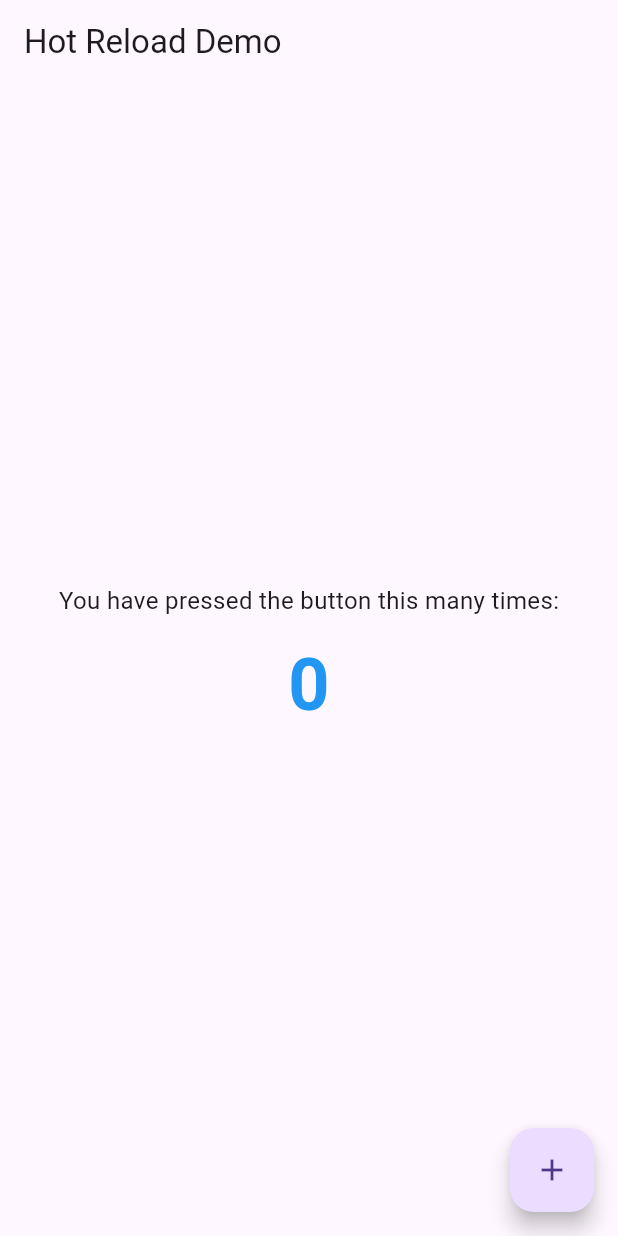
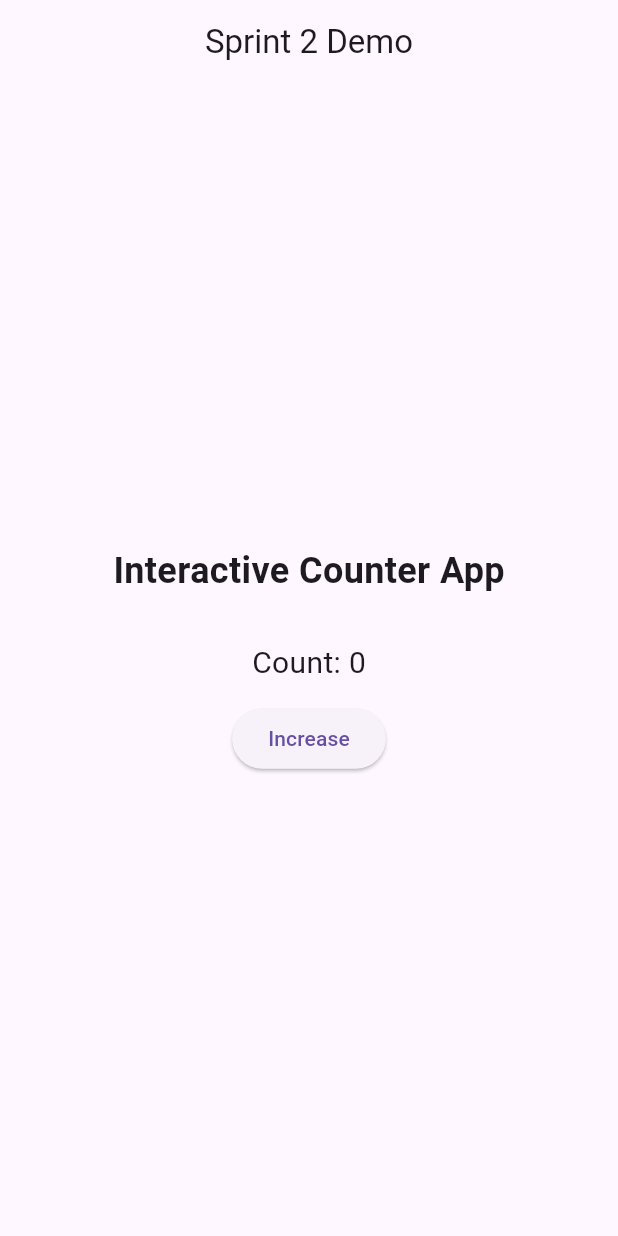
Before and after one commit to kalviumcommunity/S62-1225-CodeVolt-Flutter-RailRoute, a Flutter app: the screen it shows after launch, on a phone screen of 412 x 824 dp. Run offline on Flutter 3.47's test engine with Material 3 defaults, Android fonts, the phone set to English and light mode, and no system bars.

Commit message:
completed statelesswidget

```diff
--- a/rail_route/lib/main.dart
+++ b/rail_route/lib/main.dart
@@ -1,4 +1,5 @@
 import 'package:flutter/material.dart';
+import 'screens/stateless_stateful_demo.dart';
 
 void main() {
   runApp(const MyApp());
@@ -11,62 +12,9 @@ class MyApp extends StatelessWidget {
   Widget build(BuildContext context) {
     return MaterialApp(
       debugShowCheckedModeBanner: false,
-      title: 'Flutter Debug Demo',
+      title: 'Flutter Sprint 2 Demo',
       theme: ThemeData(primarySwatch: Colors.blue),
-      home: const HomePage(),
+      home: const StatelessStatefulDemo(),
     );
   }
 }
-
-class HomePage extends StatefulWidget {
-  const HomePage({super.key});
-
-  @override
-  State<HomePage> createState() => _HomePageState();
-}
-
-class _HomePageState extends State<HomePage> {
-  int count = 0;
-
-  void increment() {
-    setState(() {
-      count++;
-      debugPrint('Count updated to $count');
-    });
-  }
-
-  @override
-  Widget build(BuildContext context) {
-    return Scaffold(
-      appBar: AppBar(
-        title: const Text('Hot Reload Demo'),
-      ),
-      body: Center(
-        child: Column(
-          mainAxisAlignment: MainAxisAlignment.center,
-          children: [
-            const Text(
-              'You have pressed the button this many times:',
-              style: TextStyle(fontSize: 16),
-            ),
-            const SizedBox(height: 10),
-
-            /// 🔥 CHANGE THIS TEXT OR COLOR TO DEMONSTRATE HOT RELOAD
-            Text(
-              '$count',
-              style: const TextStyle(
-                fontSize: 48,
-                color: Colors.blue,
-                fontWeight: FontWeight.bold,
-              ),
-            ),
-          ],
-        ),
-      ),
-      floatingActionButton: FloatingActionButton(
-        onPressed: increment,
-        child: const Icon(Icons.add),
-      ),
-    );
-  }
-}
--- /dev/null
+++ b/rail_route/lib/screens/stateless_stateful_demo.dart
@@ -0,0 +1,74 @@
+import 'package:flutter/material.dart';
+
+class StatelessStatefulDemo extends StatelessWidget {
+  const StatelessStatefulDemo({super.key});
+
+  @override
+  Widget build(BuildContext context) {
+    return Scaffold(
+      appBar: AppBar(
+        title: const Text('Sprint 2 Demo'),
+        centerTitle: true,
+      ),
+      body: Center(
+        child: Column(
+          mainAxisAlignment: MainAxisAlignment.center,
+          children: const [
+            DemoHeader(),
+            SizedBox(height: 30),
+            CounterWidget(),
+          ],
+        ),
+      ),
+    );
+  }
+}
+
+class DemoHeader extends StatelessWidget {
+  const DemoHeader({super.key});
+
+  @override
+  Widget build(BuildContext context) {
+    return const Text(
+      'Interactive Counter App',
+      style: TextStyle(
+        fontSize: 24,
+        fontWeight: FontWeight.bold,
+      ),
+    );
+  }
+}
+
+class CounterWidget extends StatefulWidget {
+  const CounterWidget({super.key});
+
+  @override
+  State<CounterWidget> createState() => _CounterWidgetState();
+}
+
+class _CounterWidgetState extends State<CounterWidget> {
+  int count = 0;
+
+  void incrementCounter() {
+    setState(() {
+      count++;
+    });
+  }
+
+  @override
+  Widget build(BuildContext context) {
+    return Column(
+      children: [
+        Text(
+          'Count: $count',
+          style: const TextStyle(fontSize: 20),
+        ),
+        const SizedBox(height: 12),
+        ElevatedButton(
+          onPressed: incrementCounter,
+          child: const Text('Increase'),
+        ),
+      ],
+    );
+  }
+}
```
Also changed, not shown: 1 other file.
